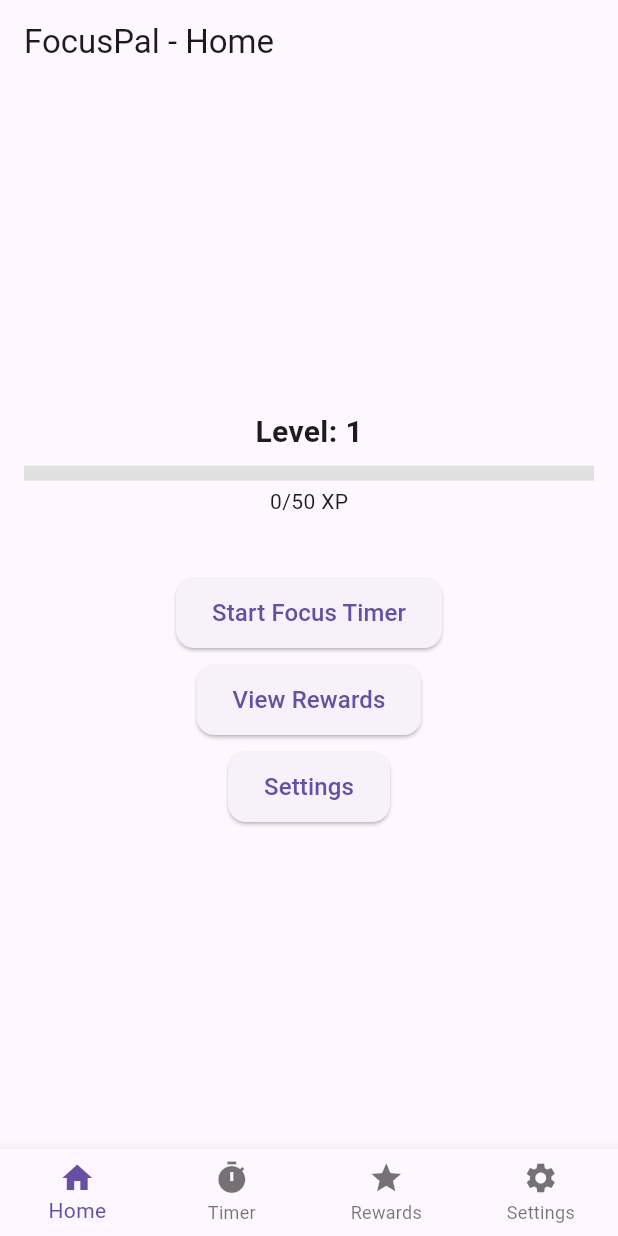
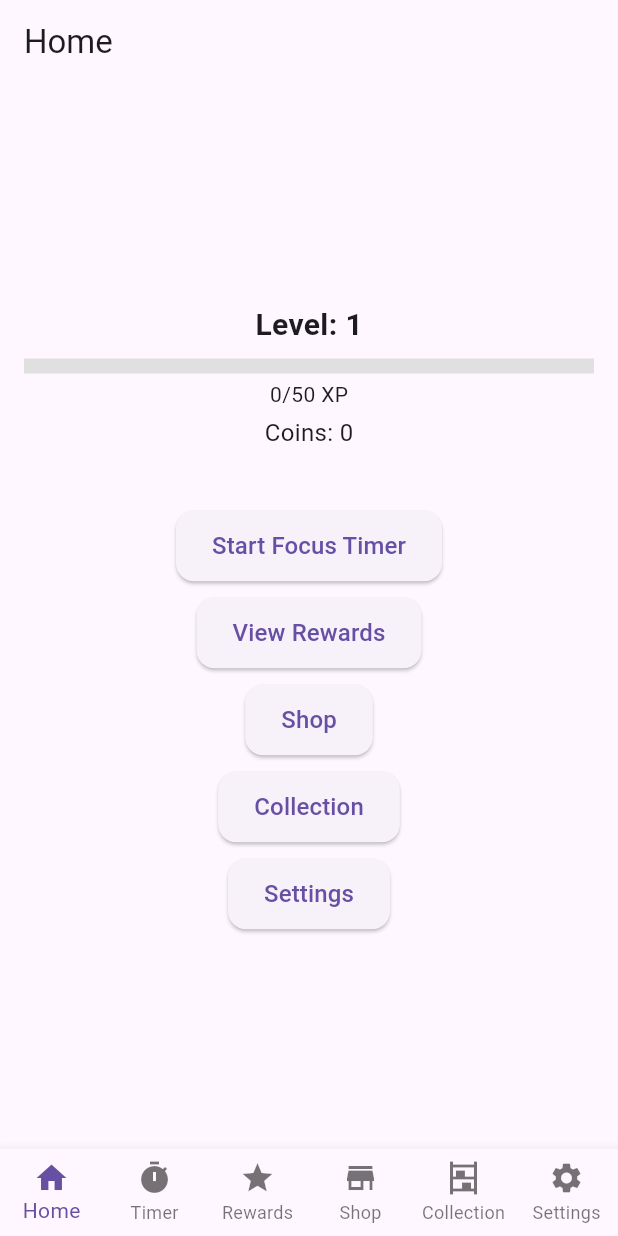
Before and after one commit to Jaronlee-stack/Lock_Out, a Flutter app: the screen it shows after launch, on a phone screen of 412 x 824 dp. Run offline on Flutter 3.47's test engine with Material 3 defaults, Android fonts, the phone set to English and light mode, and no system bars; our stand-ins replace shared_preferences.

Commit message:
Refined timer to make it more appealing, and added collection and shop features.

```diff
--- a/lib/main.dart
+++ b/lib/main.dart
@@ -3,12 +3,12 @@
 import 'screens/timer_screen.dart';
 import 'screens/rewards_screen.dart';
 import 'screens/settings_screen.dart';
+import 'screens/shop_screen.dart';
+import 'screens/collection_screen.dart';
 import 'package:focuspal/models/player.dart';
 
 void main() async {
-  // Ensure Flutter engine is initialized before any async calls
   WidgetsFlutterBinding.ensureInitialized();
-
   runApp(const FocusPalApp());
 }
 
@@ -39,7 +39,7 @@
 class _MainPageState extends State<MainPage> {
   int _selectedIndex = 0;
   int _focusMinutes = 25;
-  Player? player; // Nullable until loaded
+  Player? player;
 
   @override
   void initState() {
@@ -52,17 +52,17 @@
   Future<void> _loadPlayer() async {
     try {
       player = await Player.load();
-      setState(() {}); // Refresh UI after loading
+      setState(() {});
     } catch (e, stack) {
-      debugPrint("⚠️ _loadPlayer() failed: $e\n$stack");
+      debugPrint("_loadPlayer() failed: $e\n$stack");
       setState(() {
-        player = Player(); // fallback
+        player = Player();
       });
     }
   }
 
   void _onItemTapped(int index) async {
-    if (index == 3) {
+    if (index == 5) {
       // Settings tab
       final result = await Navigator.push(
         context,
@@ -88,6 +88,8 @@
       HomeScreen(onNavigate: _onItemTapped, player: player!),
       TimerScreen(focusMinutes: _focusMinutes, player: player!),
       RewardsScreen(player: player!),
+      RewardsShop(player: player!),
+      CollectionScreen(player: player!,)
     ];
   }
 
@@ -109,6 +111,8 @@
           BottomNavigationBarItem(icon: Icon(Icons.home), label: 'Home'),
           BottomNavigationBarItem(icon: Icon(Icons.timer), label: 'Timer'),
           BottomNavigationBarItem(icon: Icon(Icons.star), label: 'Rewards'),
+          BottomNavigationBarItem(icon: Icon(Icons.store), label: 'Shop'),
+          BottomNavigationBarItem(icon: Icon(Icons.shelves), label: 'Collection'),
           BottomNavigationBarItem(icon: Icon(Icons.settings), label: 'Settings'),
         ],
       ),
--- a/lib/models/player.dart
+++ b/lib/models/player.dart
@@ -4,9 +4,10 @@ import 'package:shared_preferences/shared_preferences.dart';
 class Player {
   int xp = 0;
   int level = 1;
+  int coins = 0; // <-- Added coins
   List<String> unlockedRewards = [];
 
-  final Map<int, String> rewards = {
+  final Map<int, String> levelRewards = {
     1: 'Starter Pet',
     5: 'Accessories',
     10: 'Upgrade Pet',
@@ -15,21 +16,23 @@ class Player {
 
   Player();
 
-  /// Initialize Player from saved data
+  /// Load Player from SharedPreferences
   static Future<Player> load() async {
     try {
       final prefs = await SharedPreferences.getInstance();
       final player = Player();
       player.level = prefs.getInt('level') ?? 1;
       player.xp = prefs.getInt('xp') ?? 0;
+      player.coins = prefs.getInt('coins') ?? 0;
       player.unlockedRewards = prefs.getStringList('unlockedRewards') ?? [];
       return player;
     } catch (e, stack) {
-    debugPrint("⚠️ Player.load() failed: $e\n$stack");
-    return Player(); // fallback, so app still runs
+      debugPrint("Player.load() failed: $e\n$stack");
+      return Player();
     }
   }
 
+  /// Get XP needed for next level
   int getXpForNextLevel() {
     if (level < 5) return 50;
     if (level < 10) return 100;
@@ -37,9 +40,10 @@ class Player {
     return 150; // level 15+
   }
 
-  /// Adds XP, returns reward if level-up unlocks one
-  Future<List<String>> addXp(int amount) async {
+  /// Add XP and coins (optional), return new rewards if level up
+  Future<List<String>> addXp(int amount, {int coinsEarned = 0}) async {
     xp += amount;
+    coins += coinsEarned; // <-- Earn coins too
     List<String> newRewards = [];
 
     while (xp >= getXpForNextLevel()) {
@@ -47,28 +51,41 @@ class Player {
       level++;
 
       String? reward;
-    if (rewards.containsKey(level)) {
-      reward = rewards[level];
+      if (levelRewards.containsKey(level)) {
+        reward = levelRewards[level];
       } else if (level <= 20) {
         reward = 'Pet Accessory Level $level';
       }
 
       if (reward != null) {
         newRewards.add(reward);
-      unlockedRewards.add(reward); // store it persistently
+        unlockedRewards.add(reward);
       }
     }
+
     await save();
     return newRewards;
   }
 
+  /// Spend coins for shop purchases
+  bool spendCoins(int amount) {
+    if (coins >= amount) {
+      coins -= amount;
+      save();
+      return true;
+    }
+    return false;
+  }
+
+  /// XP progress for progress bars
   double getXpProgress() => xp / getXpForNextLevel();
 
-  /// Save player data to SharedPreferences
+  /// Save all player data
   Future<void> save() async {
     final prefs = await SharedPreferences.getInstance();
     await prefs.setInt('level', level);
     await prefs.setInt('xp', xp);
+    await prefs.setInt('coins', coins); // <-- Save coins
     await prefs.setStringList('unlockedRewards', unlockedRewards);
   }
 }
--- a/lib/screens/home_screen.dart
+++ b/lib/screens/home_screen.dart
@@ -13,13 +13,13 @@ class HomeScreen extends StatelessWidget {
     double progress = player.xp / player.getXpForNextLevel();
 
     return Scaffold(
-      appBar: AppBar(title: const Text('FocusPal - Home')),
+      appBar: AppBar(title: const Text('Home')),
       body: Padding(
         padding: const EdgeInsets.all(16.0),
         child: Column(
           mainAxisAlignment: MainAxisAlignment.center,
           children: [
-            // Level & XP display
+            // Level, XP, Coins
             Text(
               'Level: ${player.level}',
               style: const TextStyle(fontSize: 20, fontWeight: FontWeight.bold),
@@ -33,6 +33,8 @@ class HomeScreen extends StatelessWidget {
             ),
             const SizedBox(height: 4),
             Text('${player.xp}/${player.getXpForNextLevel()} XP'),
+            const SizedBox(height: 4),
+            Text('Coins: ${player.coins}', style: const TextStyle(fontSize: 16)),
 
             const SizedBox(height: 40),
 
@@ -48,8 +50,18 @@ class HomeScreen extends StatelessWidget {
             ),
             const SizedBox(height: 10),
             CustomButton(
+              label: 'Shop',
+              onPressed: () => onNavigate(3),
+            ),
+            const SizedBox(height: 10),
+            CustomButton(
+              label: 'Collection',
+              onPressed: () => onNavigate(4),
+            ),
+            const SizedBox(height: 10),
+            CustomButton(
               label: 'Settings',
-              onPressed: () => onNavigate(3),
+              onPressed: () => onNavigate(5),
             ),
           ],
         ),
--- a/lib/screens/rewards_screen.dart
+++ b/lib/screens/rewards_screen.dart
@@ -63,7 +63,7 @@ class RewardsScreen extends StatelessWidget {
     final allRewards = _generateRewards();
 
     return Scaffold(
-      appBar: AppBar(title: const Text('FocusPal - Rewards')),
+      appBar: AppBar(title: const Text('Rewards')),
       body: Column(
         children: [
           Padding(
--- a/pubspec.yaml
+++ b/pubspec.yaml
@@ -98,3 +98,6 @@ dependencies:
     sdk: flutter
   shared_preferences: ^2.2.2
   cupertino_icons: ^1.0.2
+flutter:
+  assets:
+      - assets/images/
```
Also changed, not shown: lib/screens/collection_screen.dart (added, +56 -0 lines), lib/screens/shop_screen.dart (added, +91 -0 lines), lib/screens/timer_screen.dart (+105 -23 lines), assets/images/collar.png (added), assets/images/hat.png (added), assets/images/pet.png (added), assets/images/potion.png (added), assets/images/rainbow.png (added), assets/images/reward.png (added). Lines whose indentation alone changed are shown as unchanged.
